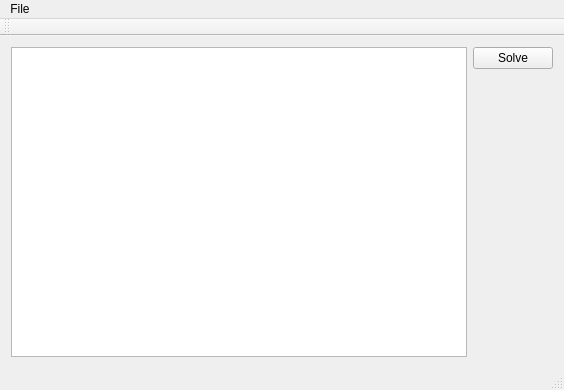
Above: mainwindow.ui from Malorn44/NurikabeMaker before the change. Below: the same form after it.
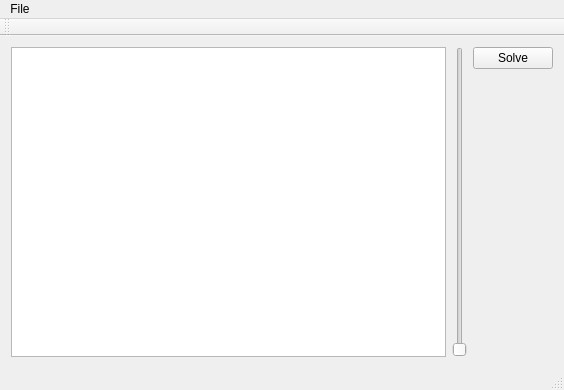
That is the form after the change. Icons and pictures are not drawn.

Commit message: Can load file and it shows up in GUI

```diff
--- a/mainwindow.ui
+++ b/mainwindow.ui
@@ -18,6 +18,13 @@
     <item>
      <widget class="QTableWidget" name="Board"/>
     </item>
+    <item>
+     <widget class="QSlider" name="verticalSlider">
+      <property name="orientation">
+       <enum>Qt::Vertical</enum>
+      </property>
+     </widget>
+    </item>
     <item>
      <layout class="QVBoxLayout" name="verticalLayout">
       <item>
```
The commit also changes 5 other files.
